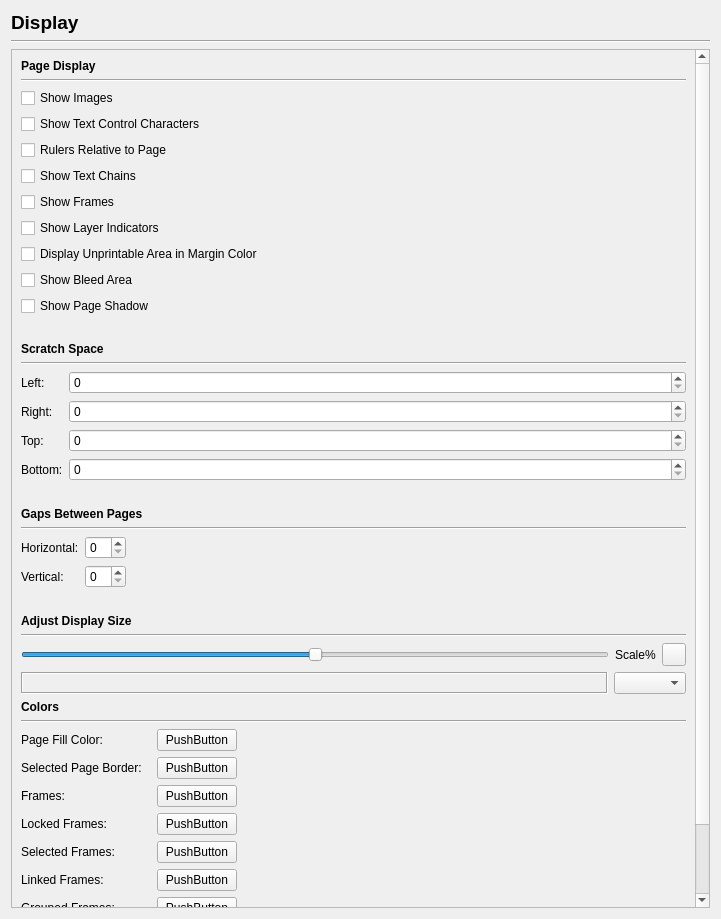
Above: scribus/ui/prefs_displaybase.ui from scribusproject/scribus before the change. Below: the same form after it.
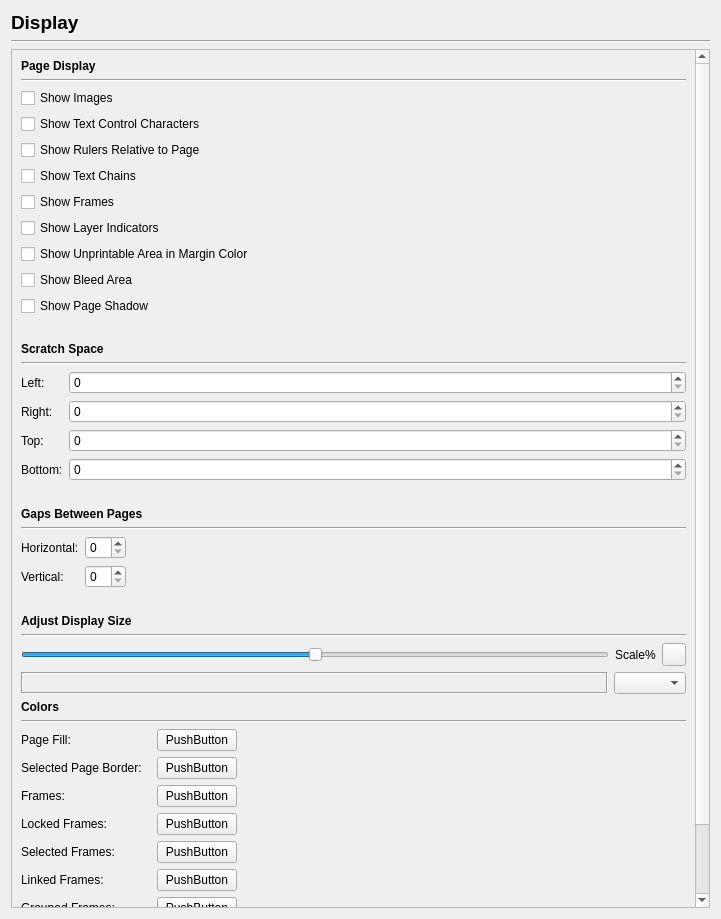
That is the form after the change. Custom widgets are drawn as their Qt base class.

Commit message: Start to reimplement prefs loading into new GUI. Loading only of some of display prefs right now

Patch:
```diff
--- a/scribus/ui/prefs_displaybase.ui
+++ b/scribus/ui/prefs_displaybase.ui
@@ -44,9 +44,9 @@
       <property name="geometry">
        <rect>
         <x>0</x>
-        <y>-250</y>
+        <y>-254</y>
         <width>678</width>
-        <height>1122</height>
+        <height>1127</height>
        </rect>
       </property>
       <layout class="QVBoxLayout" name="verticalLayout_5">
@@ -89,7 +89,7 @@
          <item>
           <widget class="QCheckBox" name="checkBox_3">
            <property name="text">
-            <string>Rulers Relative to Page</string>
+            <string>Show Rulers Relative to Page</string>
            </property>
           </widget>
          </item>
@@ -117,7 +117,7 @@
          <item>
           <widget class="QCheckBox" name="checkBox_9">
            <property name="text">
-            <string>Display Unprintable Area in Margin Color</string>
+            <string>Show Unprintable Area in Margin Color</string>
            </property>
           </widget>
          </item>
@@ -425,7 +425,7 @@
          <item row="0" column="0">
           <widget class="QLabel" name="label_15">
            <property name="text">
-            <string>Page Fill Color:</string>
+            <string>Page Fill:</string>
            </property>
           </widget>
          </item>
```
Left out of the diff: 106 changed lines with no effect on the pictures. The commit also changes 3 other files.
